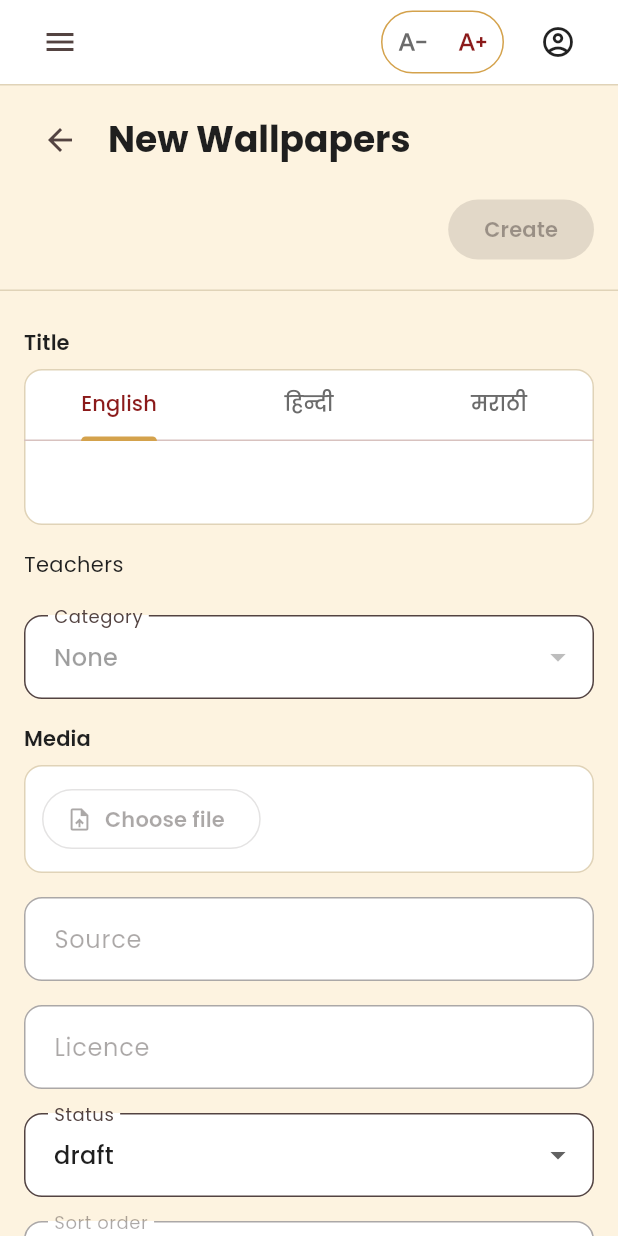
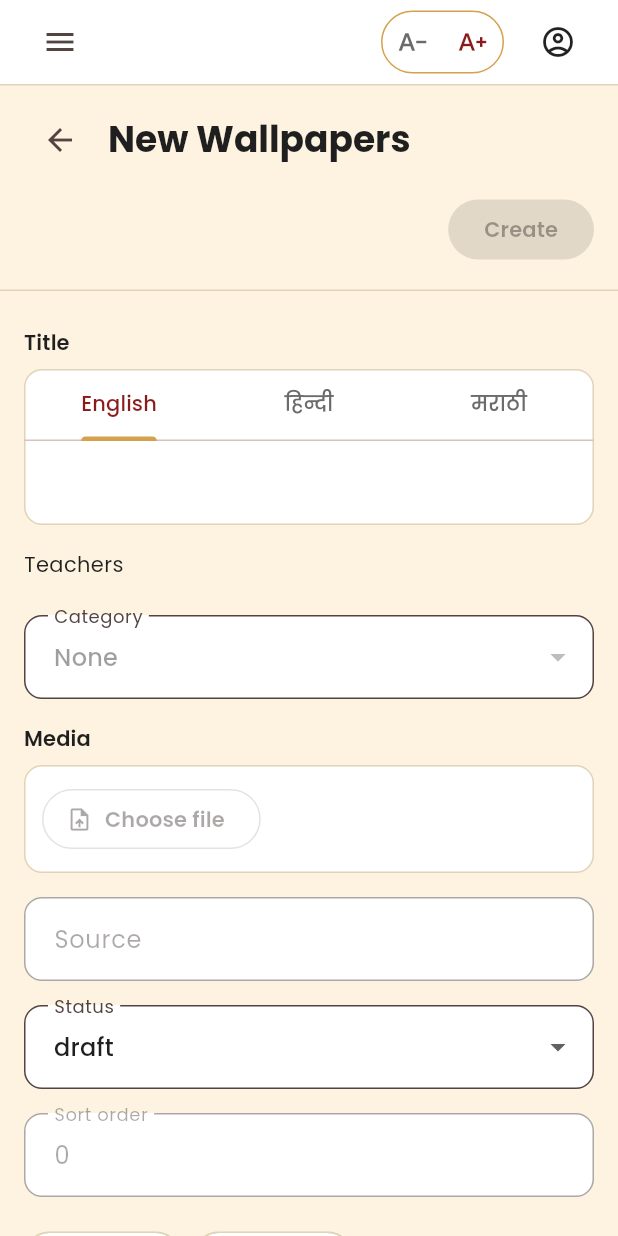
Before and after one commit to geekyprem1/buddhaapp, a Flutter app: the ContentFormPage screen opened by its route, on a phone screen of 412 x 824 dp. Run offline on Flutter 3.47's test engine with Material 3 defaults, Android fonts, the phone set to English and light mode, and no system bars; our stand-ins replace audio_service, cached_network_image, cloud_firestore, cloud_functions, connectivity_plus, equatable and 21 more; missing offline and left inert: firebase_app_check; accounts and stored records are empty; generated files the repository leaves out were written again; statements that could not run were skipped.

Commit message:
feat(admin): remove licence field from content upload form
Licence is no longer entered in the desk. Existing licence values are preserved on save (never wiped), and the non-blocking publish warning for licence is dropped in the content-write function.

```diff
--- a/apps/admin/lib/app/admin_strings.dart
+++ b/apps/admin/lib/app/admin_strings.dart
@@ -78,7 +78,6 @@ abstract class AdminStrings {
   static const saved = 'Saved.';
   static const deleted = 'Deleted.';
   static const titleRequired = 'Add a title in at least one language.';
-  static const licenceHint = 'Licence provenance is required.';
   static const upload = 'Choose file';
   static const uploading = 'Uploading…';
   static const removeFile = 'Remove';
@@ -90,7 +89,6 @@ abstract class AdminStrings {
   static const featured = 'Featured';
   static const premium = 'Premium';
   static const source = 'Source';
-  static const licence = 'Licence';
   static const sortOrder = 'Sort order';
   static const teachersField = 'Teachers';
   static const categoryField = 'Category';
@@ -134,7 +132,7 @@ abstract class AdminStrings {
   static const bulkHint =
       'Pick many files at once. Each becomes a draft with its title taken '
       'from the filename. Thumbnails and durations are generated automatically; '
-      'open each item afterwards to set teacher, category, source and licence.';
+      'open each item afterwards to set teacher, category and source.';
   static const bulkUploadAll = 'Upload all';
   static const bulkClear = 'Clear finished';
   static const bulkEmpty = 'No files chosen yet.';
--- a/apps/admin/lib/features/content/presentation/content_form_page.dart
+++ b/apps/admin/lib/features/content/presentation/content_form_page.dart
@@ -37,7 +37,6 @@ class _ContentFormPageState extends ConsumerState<ContentFormPage> {
   late final TextEditingController _artist;
   late final TextEditingController _album;
   late final TextEditingController _source;
-  late final TextEditingController _licence;
   late final TextEditingController _tags;
   late final TextEditingController _sort;
   late final TextEditingController _duration;
@@ -65,6 +64,9 @@ class _ContentFormPageState extends ConsumerState<ContentFormPage> {
   String? _mediaUrl;
   String? _thumbUrl;
   String? _docId;
+  // Licence is no longer edited in the desk, but any existing value is kept
+  // as-is so re-saving an old item never wipes its stored licence.
+  String? _existingLicence;
   bool _draftCreated = false;
   bool _dirty = false;
   bool _loaded = false;
@@ -78,7 +80,6 @@ class _ContentFormPageState extends ConsumerState<ContentFormPage> {
     _artist = TextEditingController();
     _album = TextEditingController();
     _source = TextEditingController();
-    _licence = TextEditingController();
     _tags = TextEditingController();
     _sort = TextEditingController(text: '0');
     _duration = TextEditingController();
@@ -105,7 +106,6 @@ class _ContentFormPageState extends ConsumerState<ContentFormPage> {
       _artist,
       _album,
       _source,
-      _licence,
       _tags,
       _sort,
       _duration,
@@ -132,7 +132,7 @@ class _ContentFormPageState extends ConsumerState<ContentFormPage> {
     _title = item.title;
     _artist.text = item.artist ?? '';
     _source.text = item.source ?? '';
-    _licence.text = item.licence ?? '';
+    _existingLicence = item.licence;
     _tags.text = item.tags.join(', ');
     _sort.text = '${item.sortOrder}';
     _status = item.status;
@@ -233,7 +233,7 @@ class _ContentFormPageState extends ConsumerState<ContentFormPage> {
           .where((s) => s.isNotEmpty)
           .toList(),
       source: _source.text.trim().isEmpty ? null : _source.text.trim(),
-      licence: _licence.text.trim().isEmpty ? null : _licence.text.trim(),
+      licence: _existingLicence,
       wallpaper: config.hasWallpaperMeta
           ? WallpaperMeta(
               kind: 'static',
@@ -275,12 +275,6 @@ class _ContentFormPageState extends ConsumerState<ContentFormPage> {
         null) {
       ScaffoldMessenger.of(context).showSnackBar(
         const SnackBar(content: Text(AdminStrings.titleRequired)),
-      );
-      return;
-    }
-    if (FieldValidators.licenceRequired(_licence.text) != null) {
-      ScaffoldMessenger.of(context).showSnackBar(
-        const SnackBar(content: Text(AdminStrings.licenceHint)),
       );
       return;
     }
@@ -500,14 +494,6 @@ class _ContentFormPageState extends ConsumerState<ContentFormPage> {
                   enabled: canEdit,
                   decoration: const InputDecoration(
                     labelText: AdminStrings.source,
-                  ),
-                  onChanged: (_) => _markDirty(),
-                ),
-                TextField(
-                  controller: _licence,
-                  enabled: canEdit,
-                  decoration: const InputDecoration(
-                    labelText: AdminStrings.licence,
                   ),
                   onChanged: (_) => _markDirty(),
                 ),
```
Also changed, not shown: 1 other file.
